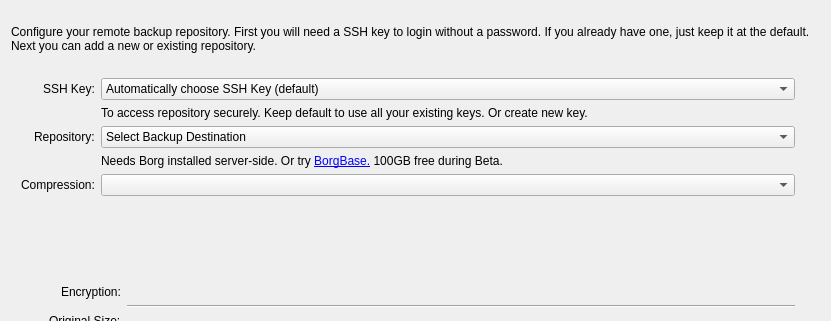
borgbase/vorta, file src/vorta/assets/UI/repotab.ui: the form before one commit; both pictures show x 0 to 831 and y 0 to 321 of the 831 by 461 pixel window.
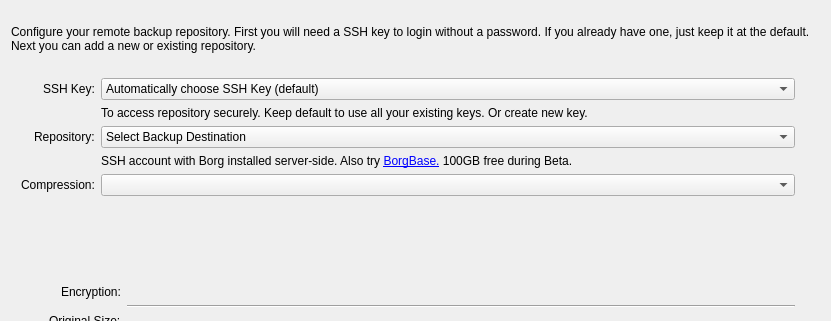
The form after the commit.

What changed in the file:
```diff
--- a/src/vorta/assets/UI/repotab.ui
+++ b/src/vorta/assets/UI/repotab.ui
@@ -81,7 +81,7 @@
      <item row="3" column="1">
       <widget class="QLabel" name="label_5">
        <property name="text">
-        <string>&lt;html&gt;&lt;head/&gt;&lt;body&gt;&lt;p&gt;Needs Borg installed server-side. Or try &lt;a href=&quot;https://www.borgbase.com&quot;&gt;&lt;span style=&quot; text-decoration: underline; color:#0000ff;&quot;&gt;BorgBase.&lt;/span&gt;&lt;/a&gt; 100GB free during Beta.&lt;/p&gt;&lt;/body&gt;&lt;/html&gt;</string>
+        <string>&lt;html&gt;&lt;head/&gt;&lt;body&gt;&lt;p&gt;SSH account with Borg installed server-side. Also try &lt;a href=&quot;https://www.borgbase.com&quot;&gt;&lt;span style=&quot; text-decoration: underline; color:#0000ff;&quot;&gt;BorgBase.&lt;/span&gt;&lt;/a&gt; 100GB free during Beta.&lt;/p&gt;&lt;/body&gt;&lt;/html&gt;</string>
        </property>
        <property name="openExternalLinks">
         <bool>true</bool>
```
